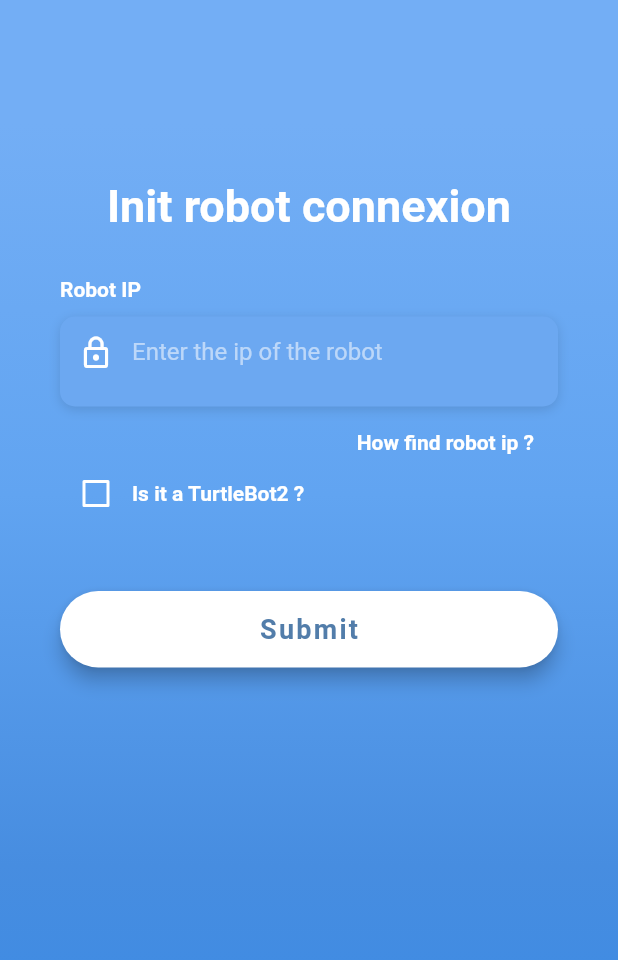
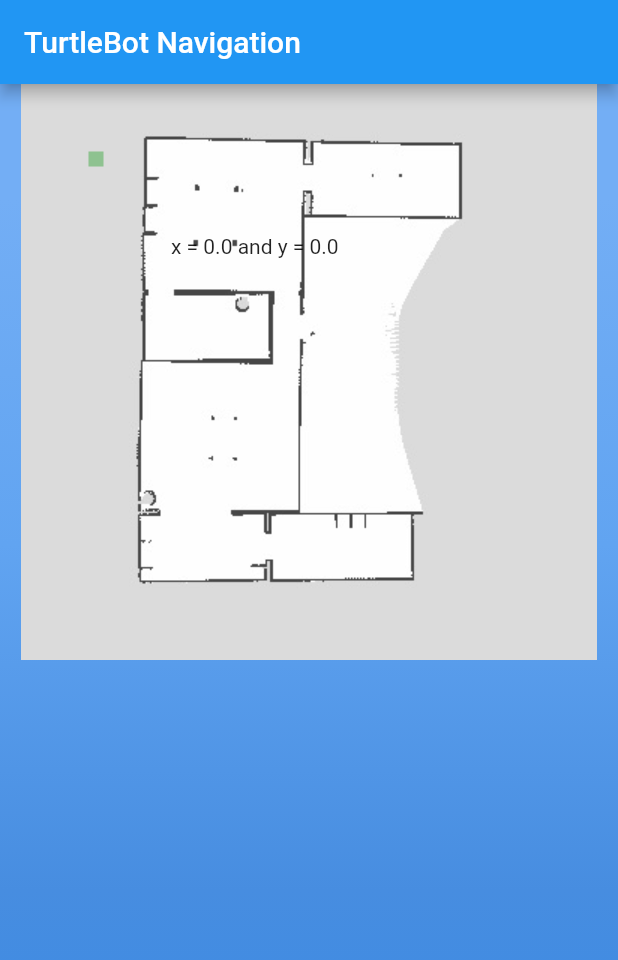
Before and after one commit to EnzoGhisoni/SearchAndRescueApp, a Flutter app: the screen it shows after launch, on a phone screen of 412 x 824 dp. Shown: the top 960 px of the screen. Run offline on Flutter 3.47's test engine with Material 2 defaults, Android fonts, the phone set to English and light mode, and no system bars; our stand-ins replace webview_flutter; missing offline and left inert: flutter_webview_plugin, get_ip, ros_nodes, roslib; Roboto replaces fonts that are missing (OpenSans).

Commit message:
Begin the development of the navigation view Already done -Dynamic locate touch area (but no publish for the moment on topic) -Make work the reading of the /odom topic and display on phone (issue with Glide network (errno 7) but work (+ or -) with Hotspot wifi)

```diff
--- /dev/null
+++ b/test_flutter_ros_app/lib/Widgets/localize_tap.dart
@@ -0,0 +1,51 @@
+import 'package:flutter/material.dart';
+
+class LocalizeTap extends StatefulWidget {
+  @override
+  State<StatefulWidget> createState() {
+
+
+    return new LocalizeTapState();
+  }
+}
+class LocalizeTapState extends State<LocalizeTap> {
+  double posx = 100.0;
+  double posy = 100.0;
+  double goal_posx = 0;
+  double goal_posy = 0;
+  double scaleX = 20;
+  double scaleY = 20;
+  void onTapDown(BuildContext context, TapDownDetails details) {
+    print('${details.globalPosition}');
+    final RenderBox box = context.findRenderObject();
+    final Offset localOffset = box.globalToLocal(details.globalPosition);
+    setState(() {
+      posx = localOffset.dx;
+      posy = localOffset.dy;
+      goal_posx = (posx/scaleX) -10;
+      goal_posy = (posy/scaleY) -10;
+    });
+  }
+
+  @override
+  Widget build(BuildContext context) {
+    return new Container(
+      height: 384,
+      width: 384,
+      color: Colors.white.withOpacity(0.1),
+      child: GestureDetector(
+        onTapDown: (TapDownDetails details) => onTapDown(context, details),
+        child: new Stack(fit: StackFit.expand, children: <Widget>[
+          // Hack to expand stack to fill all the space. There must be a better
+          // way to do it.
+          new Container(color: Colors.white.withOpacity(0.1)),
+          new Positioned(
+            child: new Text('x = $goal_posx and y = $goal_posy'),
+            left: posx,
+            top: posy,
+          )
+        ]),
+      ),
+    );
+  }
+}
--- /dev/null
+++ b/test_flutter_ros_app/lib/Widgets/navigation_map.dart
@@ -0,0 +1,64 @@
+import 'dart:async';
+import 'dart:io';
+import 'package:flutter/material.dart';
+import 'package:ros_nodes/ros_nodes.dart';
+import 'package:ros_nodes/messages/geometry_msgs/Twist.dart';
+import 'package:get_ip/get_ip.dart';
+import 'package:flutter/services.dart';
+import 'package:testflutterrosapp/Widgets/write_localization_on_map.dart';
+import 'dart:math';
+
+import 'package:testflutterrosapp/constants.dart';
+import 'package:testflutterrosapp/login_page.dart';
+
+import 'localize_tap.dart';
+
+class NavigationMap extends StatefulWidget {
+  final String robotIP;
+  final String deviceIP;
+
+  const NavigationMap({
+    this.robotIP,
+    this.deviceIP,
+
+    Key key,}) : super(key: key);
+
+  @override
+  _NavigationMapState createState() => _NavigationMapState();
+}
+
+class _NavigationMapState extends State<NavigationMap> {
+  //static var ip = RobotAndDeviceIP(robotIP:widget.robotIP, deviceIP:this.widget.deviceIP);
+  GeometryMsgsTwist msg = GeometryMsgsTwist();
+  double speed = 2;
+  Goal2D goal2d;
+  @override
+  void initState() {
+    super.initState();
+  }
+
+
+  @override
+  Widget build(BuildContext context) {
+
+    return Stack(
+      children: [
+        Container(
+          height: 384,
+          width: 384,
+          child: Image(image: AssetImage("assets/images/tb3_house_map.jpg"),),
+        ),
+        WriteLocalizationOnMap(),
+        LocalizeTap(),
+
+      ],
+    );
+  }
+
+}
+
+class Goal2D {
+  double x;
+  double y;
+  Goal2D(this.x, this.y);
+}
--- /dev/null
+++ b/test_flutter_ros_app/lib/Widgets/write_localization_on_map.dart
@@ -0,0 +1,43 @@
+import 'dart:ui';
+
+import 'package:flutter/material.dart';
+
+
+class WriteLocalizationOnMap extends StatefulWidget {
+  @override
+  _WriteLocalizationOnMapState createState() => _WriteLocalizationOnMapState();
+}
+class _WriteLocalizationOnMapState extends State<WriteLocalizationOnMap>
+    with TickerProviderStateMixin {
+  Widget build(BuildContext context) {
+    return Container(
+      height: 384,
+      width:384,
+      child: CustomPaint(
+        painter: ShapePainter(),
+        child: Container(
+            color: Colors.white.withOpacity(0.1)
+        ),
+      ),
+    );
+  }
+}
+class ShapePainter extends CustomPainter {
+  @override
+  void paint(Canvas canvas, Size size) {
+    // TODO: implement paint
+    var paint1 = Paint()
+      ..color = Color(0xff63aa65)
+      ..strokeWidth = 10;
+    //list of points
+    var points = [Offset(50, 50)];
+    //draw points on canvas
+    canvas.drawPoints(PointMode.points, points, paint1);
+  }
+
+  @override
+  bool shouldRepaint(CustomPainter oldDelegate) {
+    // TODO: implement shouldRepaint
+    return true;
+  }
+}
--- a/test_flutter_ros_app/lib/login_page.dart
+++ b/test_flutter_ros_app/lib/login_page.dart
@@ -165,6 +165,7 @@ class SubmitButton extends StatelessWidget {
               context,
               ArrowTeleop.routeName,
               arguments: RobotAndDeviceIP(robotIP: this.robotIP, deviceIP: this.deviceIP));
+          print("Ip of the device is ${this.deviceIP}");
         },
         padding: EdgeInsets.all(15),
         shape: RoundedRectangleBorder(
--- a/test_flutter_ros_app/lib/main.dart
+++ b/test_flutter_ros_app/lib/main.dart
@@ -1,6 +1,7 @@
 import 'package:flutter/material.dart';
 import 'package:roslib/roslib.dart';
 import 'package:testflutterrosapp/Routes/transition_route_observer.dart';
+import 'package:testflutterrosapp/navigation_page.dart';
 import 'Widgets/arrow_control.dart';
 import 'arrow_teleop.dart';
 import 'Widgets/camera.dart';
@@ -22,11 +23,12 @@ class ExampleApp extends StatelessWidget {
     return MaterialApp(
       debugShowCheckedModeBanner: false,
       title: 'Turtlebot Controller',
-      home: LoginPage(),
+      home: NavigationPage(),
       navigatorObservers: [TransitionRouteObserver()],
       routes: {
         LoginPage.routeName: (context) => LoginPage(),
         ArrowTeleop.routeName: (context) => ArrowTeleop(),
+        NavigationPage.routeName: (context) => NavigationPage(),
 
 
 
--- /dev/null
+++ b/test_flutter_ros_app/lib/navigation_page.dart
@@ -0,0 +1,77 @@
+import 'package:flutter/material.dart';
+import 'package:roslib/roslib.dart';
+import 'package:testflutterrosapp/Routes/transition_route_observer.dart';
+import 'Widgets/arrow_control.dart';
+import 'Widgets/camera.dart';
+import 'package:testflutterrosapp/login_page.dart';
+
+import 'Widgets/navigation_map.dart';
+class NavigationPage extends StatefulWidget {
+  NavigationPage({Key key}) : super(key: key);
+  static const routeName = '/navigation';
+  _NavigationPageState createState() => _NavigationPageState();
+}
+
+class _NavigationPageState extends State<NavigationPage> with TransitionRouteAware{
+  Ros ros;
+  Topic chatter;
+
+  @override
+  void initState() {
+    ros = Ros(url: 'ws://100.88.32.70:9090');
+    chatter = Topic(
+        ros: ros, name: '/chatter', type: "std_msgs/String", reconnectOnClose: true, queueLength: 10, queueSize: 10);
+    super.initState();
+  }
+
+  void initConnection() async {
+    ros.connect();
+    await chatter.subscribe();
+    setState(() {});
+  }
+
+  void destroyConnection() async {
+    await chatter.unsubscribe();
+    await ros.close();
+    setState(() {});
+  }
+
+
+  @override
+  Widget build(BuildContext context) {
+    RobotAndDeviceIP ip = ModalRoute.of(context).settings.arguments;
+    return Scaffold(
+      appBar: AppBar(
+        title: Text('TurtleBot Navigation'),
+      ),
+      body: Stack(
+          children:
+          [
+            Container(
+              height: double.infinity,
+              width: double.infinity,
+              decoration: BoxDecoration(
+                  gradient: LinearGradient(
+                    begin: Alignment.topCenter,
+                    end: Alignment.bottomCenter,
+                    colors: [
+                      Color(0xFF73AEF5),
+                      Color(0xFF61A4F1),
+                      Color(0xFF478DE0),
+                      Color(0xFF398AE5),
+                    ],
+                    stops: [0.1, 0.4, 0.7, 0.9],
+                  )
+              ),
+              child: Column(
+                children: <Widget>[
+                  NavigationMap(),
+                ],
+              ),
+            ),
+          ]
+
+      ),
+    );
+  }
+}
--- a/test_flutter_ros_app/pubspec.yaml
+++ b/test_flutter_ros_app/pubspec.yaml
@@ -49,8 +49,8 @@ flutter:
   uses-material-design: true
 
   # To add assets to your application, add an assets section, like this:
-  # assets:
-  #   - images/a_dot_burr.jpeg
+  assets:
+    - assets/images/tb3_house_map.jpg
   #   - images/a_dot_ham.jpeg
 
   # An image asset can refer to one or more resolution-specific "variants", see
```
Also changed, not shown: test_flutter_ros_app/lib/Widgets/arrow_control.dart (+5 -4 lines), test_flutter_ros_app/lib/arrow_teleop.dart (+25 -2 lines), test_flutter_ros_app/lib/constants.dart (+26 -0 lines), test_flutter_ros_app/lib/test_subscriber.dart (added, +20 -0 lines), test_flutter_ros_app/assets/images/tb3_house_map.jpg (added), 1 other file.
